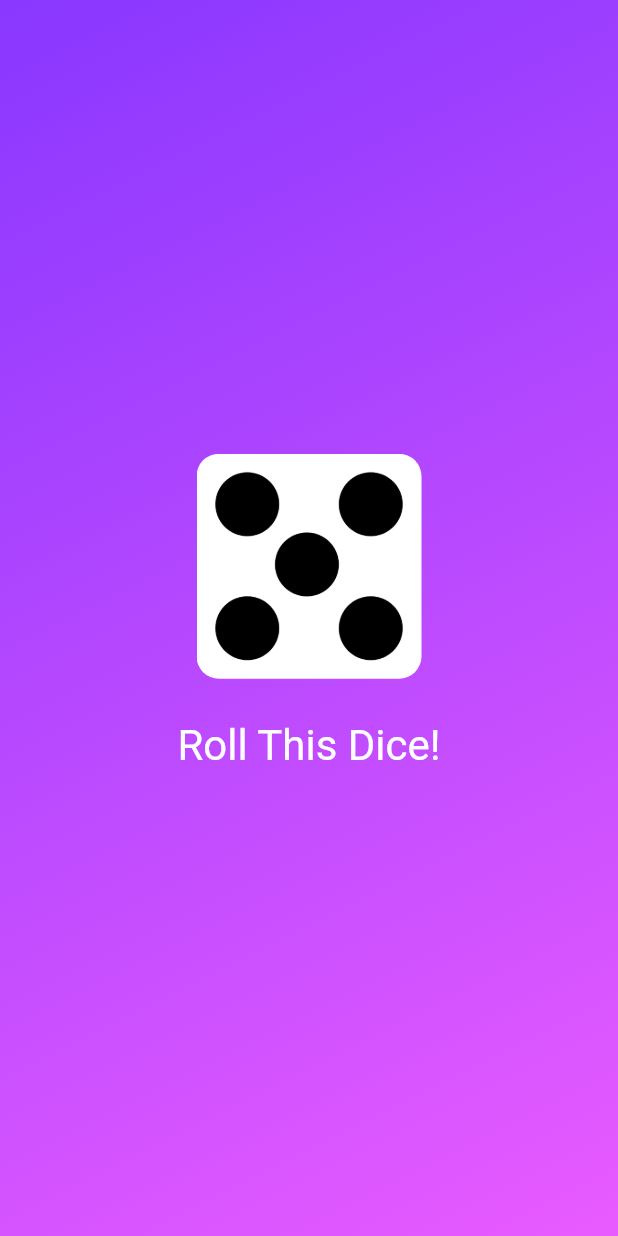
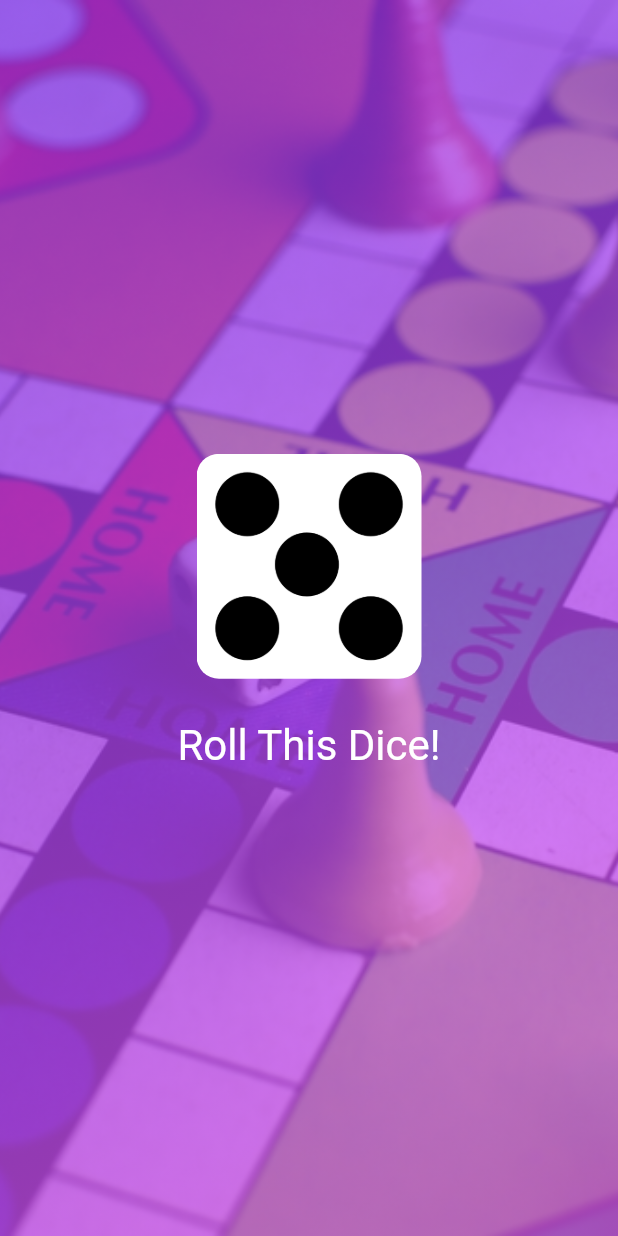
Before and after one commit to Md-Shoyab/rolling_dice, a Flutter app: the screen it shows after launch, after a tap on "Roll This Dice!", on a phone screen of 412 x 824 dp. Run offline on Flutter 3.47's test engine with Material 2 defaults, Android fonts, the phone set to English and light mode, and no system bars.

Commit message:
added background image with gradient opacity on app

```diff
--- a/lib/main.dart
+++ b/lib/main.dart
@@ -1,15 +1,23 @@
 import 'package:flutter/material.dart';
+import 'package:rolling_dice/widgets/background_image_container.dart';
+import 'package:rolling_dice/widgets/container_with_ui.dart';
 import 'package:rolling_dice/widgets/gradient_container.dart';
 
 void main() {
   runApp(
-    const MaterialApp(
+    MaterialApp(
       debugShowCheckedModeBanner: false,
       home: Scaffold(
-        body: GradientContainer(
-          gradientColorsList: [
-            Color(0xff8937FF),
-            Color(0xffE85BFF),
+        body: Stack(
+          children: [
+            const BackGroundImageContainer(),
+            GradientContainerWithHalfOpacity(
+              gradientColors: [
+                const Color(0xff8937FF).withOpacity(0.7),
+                const Color(0xffE85BFF).withOpacity(0.7),
+              ],
+            ),
+            const SizedBoxWithUi(),
           ],
         ),
       ),
--- /dev/null
+++ b/lib/widgets/background_image_container.dart
@@ -0,0 +1,19 @@
+import 'package:flutter/material.dart';
+
+class BackGroundImageContainer extends StatelessWidget {
+  const BackGroundImageContainer({
+    super.key,
+  });
+
+  @override
+  Widget build(BuildContext context) {
+    return SizedBox(
+      height: double.infinity,
+      width: double.infinity,
+      child: Image.asset(
+        'assets/images/dice_app_background.jpg',
+        fit: BoxFit.cover,
+      ),
+    );
+  }
+}
--- /dev/null
+++ b/lib/widgets/container_with_ui.dart
@@ -0,0 +1,17 @@
+import 'package:flutter/material.dart';
+import 'package:rolling_dice/widgets/dice_roller.dart';
+
+class SizedBoxWithUi extends StatelessWidget {
+  const SizedBoxWithUi({
+    super.key,
+  });
+
+  @override
+  Widget build(BuildContext context) {
+    return const SizedBox(
+      child: Center(
+        child: DiceRoller(),
+      ),
+    );
+  }
+}
--- a/lib/widgets/dice_roller.dart
+++ b/lib/widgets/dice_roller.dart
@@ -1,4 +1,7 @@
 import 'package:flutter/material.dart';
+import 'dart:math';
+
+final randomizerOfNumber = Random();
 
 class DiceRoller extends StatefulWidget {
   const DiceRoller({super.key});
@@ -10,11 +13,12 @@ class DiceRoller extends StatefulWidget {
 }
 
 class _DiceRollerState extends State<DiceRoller> {
-  var currentDiceImagePath = 'assets/images/dice_2.png';
+  var currentDiceRollNumber = 2;
 
   void rollDice() {
     setState(() {
-      currentDiceImagePath = 'assets/images/dice_5.png';
+      currentDiceRollNumber = randomizerOfNumber.nextInt(6) + 1;
+      debugPrint(currentDiceRollNumber.toString());
     });
   }
 
@@ -26,7 +30,7 @@ class _DiceRollerState extends State<DiceRoller> {
         ClipRRect(
           borderRadius: BorderRadius.circular(15),
           child: Image.asset(
-            currentDiceImagePath,
+            'assets/images/dice_$currentDiceRollNumber.png',
             width: 150,
           ),
         ),
--- a/lib/widgets/gradient_container.dart
+++ b/lib/widgets/gradient_container.dart
@@ -1,28 +1,26 @@
 import 'package:flutter/material.dart';
-import 'package:rolling_dice/widgets/dice_roller.dart';
 
-const gradientBeginPosition = Alignment.topLeft;
-const gradientEndPosition = Alignment.bottomRight;
+var gradientStartAlignment = Alignment.topLeft;
+var gradientEndAlignment = Alignment.bottomRight;
 
-class GradientContainer extends StatelessWidget {
-  final List<Color> gradientColorsList;
-  const GradientContainer({
+class GradientContainerWithHalfOpacity extends StatelessWidget {
+  final List<Color> gradientColors;
+  const GradientContainerWithHalfOpacity({
     super.key,
-    required this.gradientColorsList,
+    required this.gradientColors,
   });
 
   @override
   Widget build(BuildContext context) {
     return Container(
+      height: double.infinity,
+      width: double.infinity,
       decoration: BoxDecoration(
         gradient: LinearGradient(
-          begin: gradientBeginPosition,
-          end: gradientEndPosition,
-          colors: gradientColorsList,
+          begin: gradientStartAlignment,
+          end: gradientEndAlignment,
+          colors: gradientColors,
         ),
-      ),
-      child: const Center(
-        child: DiceRoller(),
       ),
     );
   }
```
Also changed, not shown: assets/images/dice_app_background.jpg (added).
